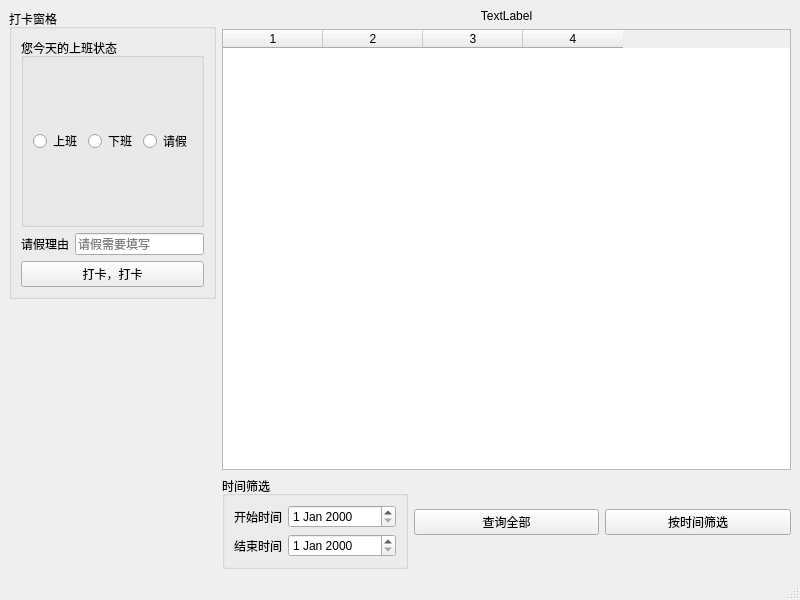
Old version of the form common_em.ui in the repository liujitong/enterprise-attendance-mannagement-system_byQt6.
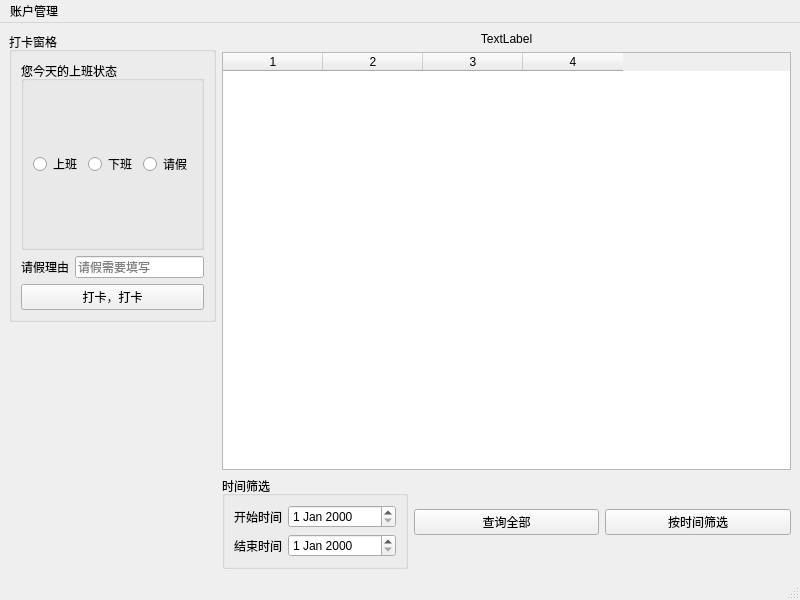
New version of the form. Icons and pictures are not drawn.

```diff
--- a/common_em.ui
+++ b/common_em.ui
@@ -166,9 +166,16 @@
      <x>0</x>
      <y>0</y>
      <width>800</width>
-     <height>21</height>
+     <height>20</height>
     </rect>
    </property>
+   <widget class="QMenu" name="menucode">
+    <property name="title">
+     <string>账户管理</string>
+    </property>
+    <addaction name="actioncode"/>
+   </widget>
+   <addaction name="menucode"/>
   </widget>
   <widget class="QStatusBar" name="statusbar"/>
  </widget>
```
Left out of the diff: 15 changed lines with no effect on the pictures.
